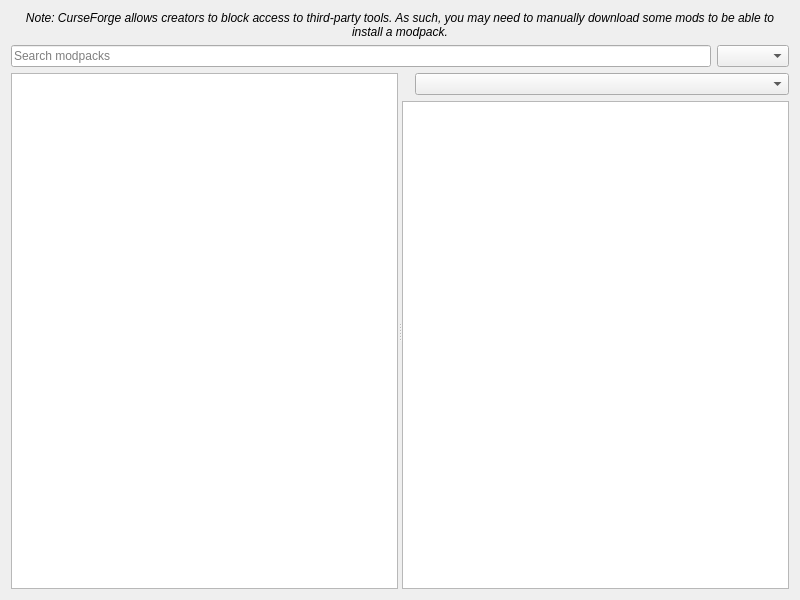
Qt form launcher/ui/pages/modplatform/flame/FlamePage.ui (PollyMC-Continued/launcher) before a commit.
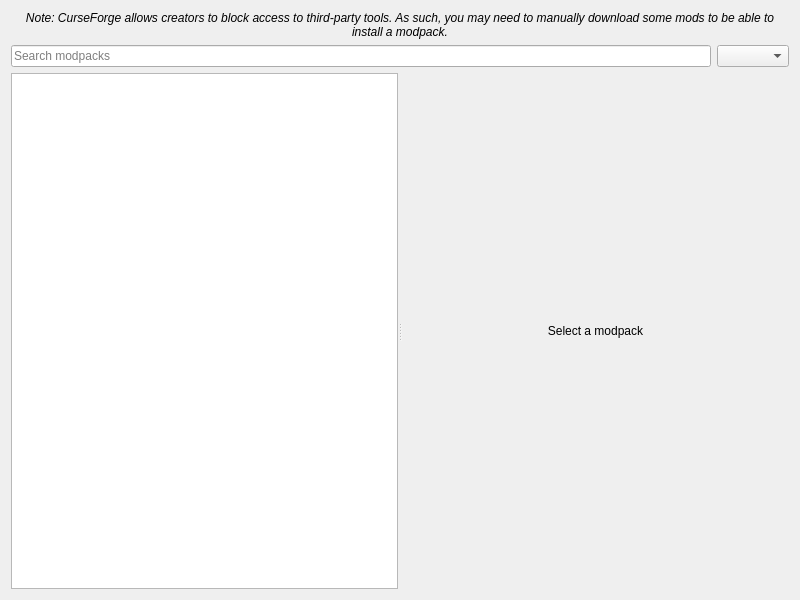
The same form after that commit. Custom widgets are drawn as their Qt base class.

```diff
--- a/launcher/ui/pages/modplatform/flame/FlamePage.ui
+++ b/launcher/ui/pages/modplatform/flame/FlamePage.ui
@@ -80,13 +80,33 @@
         <number>0</number>
        </property>
        <item>
-        <layout class="QHBoxLayout" name="packHeaderLayout">
+        <widget class="QStackedWidget" name="detailsStack">
+         <property name="currentIndex">
+          <number>1</number>
+         </property>
+         <widget class="QWidget" name="detailsPage">
+          <layout class="QVBoxLayout" name="detailsPageLayout">
+           <property name="leftMargin">
+            <number>0</number>
+           </property>
+           <property name="topMargin">
+            <number>0</number>
+           </property>
+           <property name="rightMargin">
+            <number>0</number>
+           </property>
+           <property name="bottomMargin">
+            <number>0</number>
+           </property>
          <item>
-          <widget class="ElidedLabel" name="packNameLabel">
-           <property name="font">
-            <font>
-             <bold>true</bold>
-            </font>
+            <widget class="ModpackDetailsHeader" name="packHeader"/>
+           </item>
+           <item>
+            <layout class="QHBoxLayout" name="versionRowLayout">
+             <item>
+              <widget class="QLabel" name="versionLabel">
+               <property name="text">
+                <string>Version</string>
            </property>
           </widget>
          </item>
@@ -114,6 +134,42 @@
        </item>
       </layout>
      </widget>
+         <widget class="QWidget" name="emptyPage">
+          <layout class="QVBoxLayout" name="emptyPageLayout">
+           <property name="leftMargin">
+            <number>0</number>
+           </property>
+           <property name="topMargin">
+            <number>0</number>
+           </property>
+           <property name="rightMargin">
+            <number>0</number>
+           </property>
+           <property name="bottomMargin">
+            <number>0</number>
+           </property>
+           <item>
+            <widget class="QLabel" name="selectPackLabel">
+             <property name="sizePolicy">
+              <sizepolicy hsizetype="Expanding" vsizetype="Expanding">
+               <horstretch>0</horstretch>
+               <verstretch>0</verstretch>
+              </sizepolicy>
+             </property>
+             <property name="alignment">
+              <set>Qt::AlignCenter</set>
+             </property>
+             <property name="text">
+              <string>Select a modpack</string>
+             </property>
+            </widget>
+           </item>
+          </layout>
+         </widget>
+        </widget>
+       </item>
+      </layout>
+     </widget>
     </widget>
    </item>
   </layout>
@@ -134,6 +190,12 @@
    <extends>QLabel</extends>
    <header>ui/widgets/ElidedLabel.h</header>
   </customwidget>
+  <customwidget>
+   <class>ModpackDetailsHeader</class>
+   <extends>QWidget</extends>
+   <header>ui/widgets/ModpackDetailsHeader.h</header>
+   <container>0</container>
+  </customwidget>
  </customwidgets>
  <tabstops>
   <tabstop>searchEdit</tabstop>
```
Lines whose indentation alone changed are shown as unchanged.
